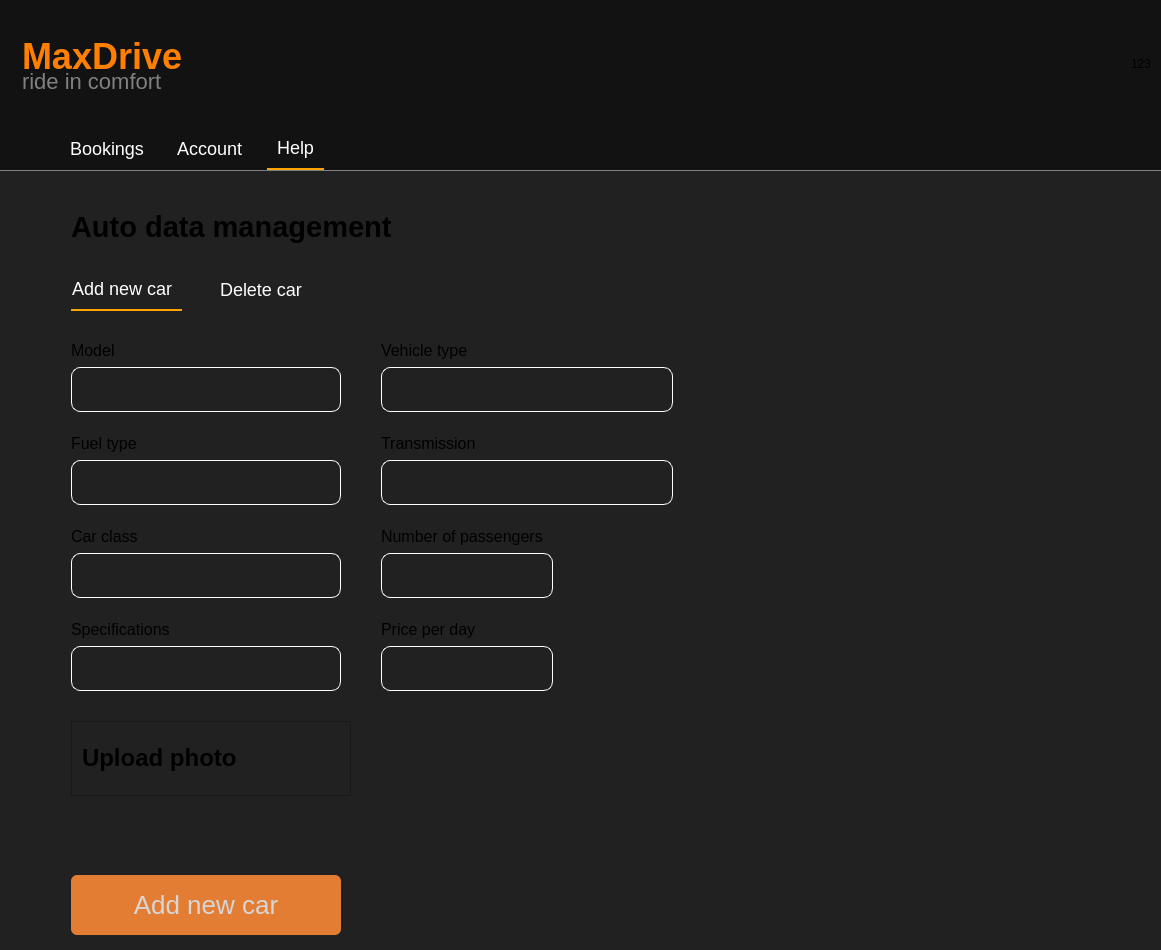
Old version of the form mainwindow.ui in the repository Maks2447/RentalCars.
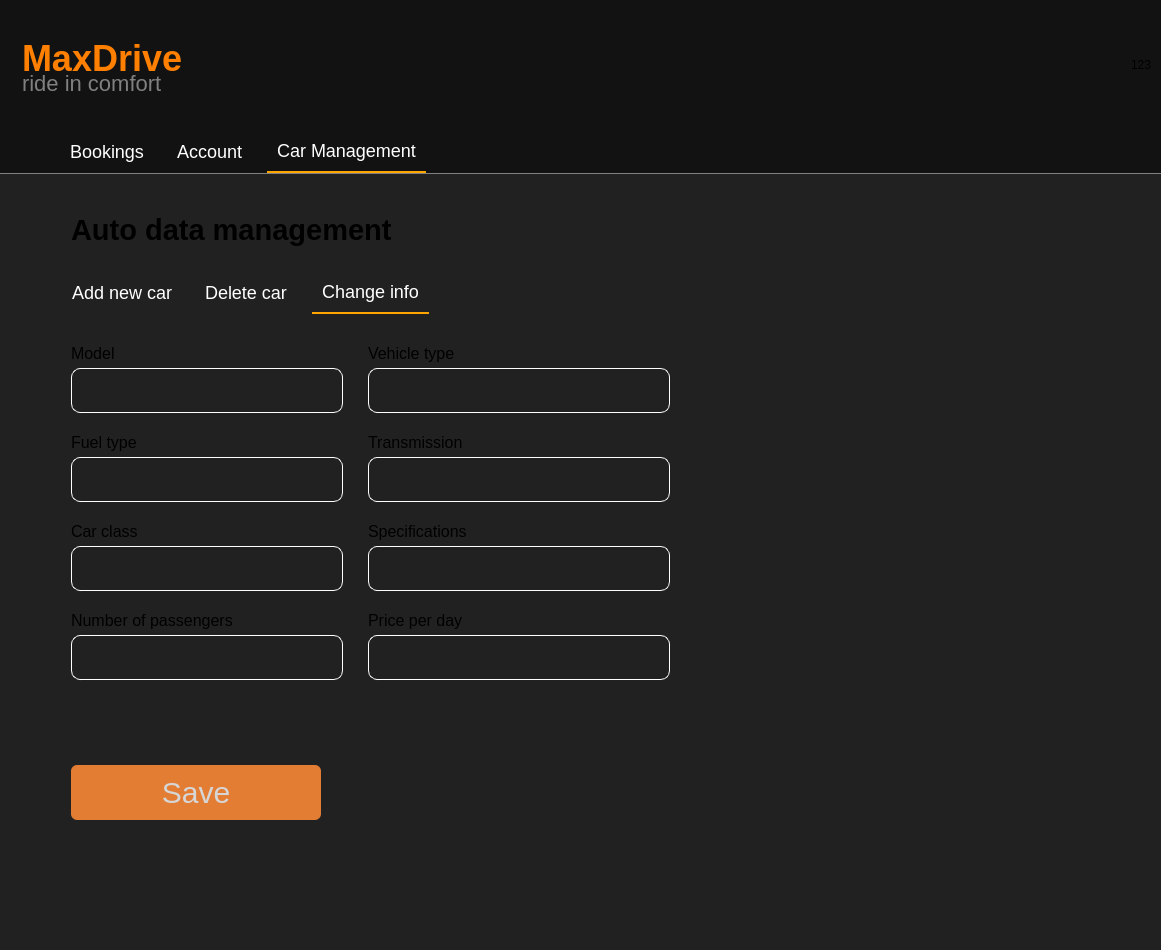
New version of the form. The open tabs and pages were chosen to show the change. Icons and pictures are not drawn.

Patch:
```diff
--- a/mainwindow.ui
+++ b/mainwindow.ui
@@ -2617,6 +2617,12 @@
         </property>
         <item row="0" column="0">
          <widget class="QWidget" name="ProfilePage_topWidget" native="true">
+          <property name="minimumSize">
+           <size>
+            <width>0</width>
+            <height>130</height>
+           </size>
+          </property>
           <property name="styleSheet">
            <string notr="true">background-color: #121212;</string>
           </property>
@@ -3237,7 +3243,7 @@
 </string>
               </property>
               <attribute name="title">
-               <string>Help</string>
+               <string>Car Management</string>
               </attribute>
               <layout class="QVBoxLayout" name="verticalLayout_20" stretch="1,8">
                <property name="spacing">
@@ -3312,7 +3318,7 @@
 }</string>
                  </property>
                  <property name="currentIndex">
-                  <number>0</number>
+                  <number>2</number>
                  </property>
                  <widget class="QWidget" name="AddNewCar_Tab">
                   <property name="styleSheet">
@@ -3359,7 +3365,7 @@
                       <property name="geometry">
                        <rect>
                         <x>0</x>
-                        <y>0</y>
+                        <y>-37</y>
                         <width>1073</width>
                         <height>641</height>
                        </rect>
@@ -3770,6 +3776,176 @@
                    </item>
                   </layout>
                  </widget>
+                 <widget class="QWidget" name="ChangeInfo_tab">
+                  <property name="styleSheet">
+                   <string notr="true">QLabel {
+	font-size: 12pt;
+    max-width: 300px;
+	max-height: 30px;
+}
+QLineEdit {
+	min-width: 260px;
+    max-width: 290px;
+	margin-bottom: 15px;
+}</string>
+                  </property>
+                  <attribute name="title">
+                   <string>Change info</string>
+                  </attribute>
+                  <layout class="QVBoxLayout" name="verticalLayout_25" stretch="0,0">
+                   <property name="spacing">
+                    <number>0</number>
+                   </property>
+                   <property name="leftMargin">
+                    <number>0</number>
+                   </property>
+                   <property name="topMargin">
+                    <number>30</number>
+                   </property>
+                   <property name="rightMargin">
+                    <number>10</number>
+                   </property>
+                   <property name="bottomMargin">
+                    <number>130</number>
+                   </property>
+                   <item>
+                    <layout class="QFormLayout" name="formLayout_3">
+                     <property name="horizontalSpacing">
+                      <number>25</number>
+                     </property>
+                     <property name="verticalSpacing">
+                      <number>5</number>
+                     </property>
+                     <property name="bottomMargin">
+                      <number>0</number>
+                     </property>
+                     <item row="0" column="0">
+                      <widget class="QLabel" name="Change_model_label">
+                       <property name="text">
+                        <string>Model</string>
+                       </property>
+                      </widget>
+                     </item>
+                     <item row="0" column="1">
+                      <widget class="QLabel" name="Change_vehicleType_label">
+                       <property name="text">
+                        <string>Vehicle type</string>
+                       </property>
+                      </widget>
+                     </item>
+                     <item row="1" column="0">
+                      <widget class="QLineEdit" name="Change_model_LineEdit"/>
+                     </item>
+                     <item row="1" column="1">
+                      <widget class="QLineEdit" name="Change_vehicleType_LineEdit"/>
+                     </item>
+                     <item row="2" column="0">
+                      <widget class="QLabel" name="Change_FuelType_label">
+                       <property name="text">
+                        <string>Fuel type</string>
+                       </property>
+                      </widget>
+                     </item>
+                     <item row="2" column="1">
+                      <widget class="QLabel" name="Change_Transmission_label">
+                       <property name="text">
+                        <string>Transmission</string>
+                       </property>
+                      </widget>
+                     </item>
+                     <item row="3" column="0">
+                      <widget class="QLineEdit" name="Change_FuelType_LineEdit"/>
+                     </item>
+                     <item row="3" column="1">
+                      <widget class="QLineEdit" name="Change_Transmission_LineEdit"/>
+                     </item>
+                     <item row="4" column="0">
+                      <widget class="QLabel" name="Change_class_label">
+                       <property name="text">
+                        <string>Car class</string>
+                       </property>
+                      </widget>
+                     </item>
+                     <item row="4" column="1">
+                      <widget class="QLabel" name="Change_specifications_label">
+                       <property name="text">
+                        <string>Specifications</string>
+                       </property>
+                      </widget>
+                     </item>
+                     <item row="5" column="0">
+                      <widget class="QLineEdit" name="Change_class_LineEdit"/>
+                     </item>
+                     <item row="5" column="1">
+                      <widget class="QLineEdit" name="Change_specifications_LineEdit"/>
+                     </item>
+                     <item row="6" column="0">
+                      <widget class="QLabel" name="Change_numPassengers_label">
+                       <property name="text">
+                        <string>Number of passengers</string>
+                       </property>
+                      </widget>
+                     </item>
+                     <item row="6" column="1">
+                      <widget class="QLabel" name="Change_price_label">
+                       <property name="text">
+                        <string>Price per day</string>
+                       </property>
+                      </widget>
+                     </item>
+                     <item row="7" column="0">
+                      <widget class="QLineEdit" name="Change_numPassengers_LineEdit"/>
+                     </item>
+                     <item row="7" column="1">
+                      <widget class="QLineEdit" name="Change_price_LineEdit"/>
+                     </item>
+                    </layout>
+                   </item>
+                   <item>
+                    <widget class="QPushButton" name="saveChanges_car_button">
+                     <property name="enabled">
+                      <bool>false</bool>
+                     </property>
+                     <property name="minimumSize">
+                      <size>
+                       <width>0</width>
+                       <height>75</height>
+                      </size>
+                     </property>
+                     <property name="maximumSize">
+                      <size>
+                       <width>250</width>
+                       <height>16777215</height>
+                      </size>
+                     </property>
+                     <property name="styleSheet">
+                      <string notr="true">QPushButton {
+        background-color: #ff7b00;
+        color: white;
+        border: none;
+        font-size: 30px;
+        border-radius: 6px;
+		margin-top: 20px;
+}
+QPushButton:hover {
+        background-color: #de6b00;
+}
+QPushButton:pressed {
+        background-color: #c45f00;
+}
+
+QPushButton:disabled {
+        background-color: #e37d34;
+        color: #d6d6d6;
+}</string>
+                     </property>
+                     <property name="text">
+                      <string>Save</string>
+                     </property>
+                    </widget>
+                   </item>
+                  </layout>
+                 </widget>
                 </widget>
                </item>
               </layout>
```
Left out of the diff: 12 changed lines with no effect on the pictures.
